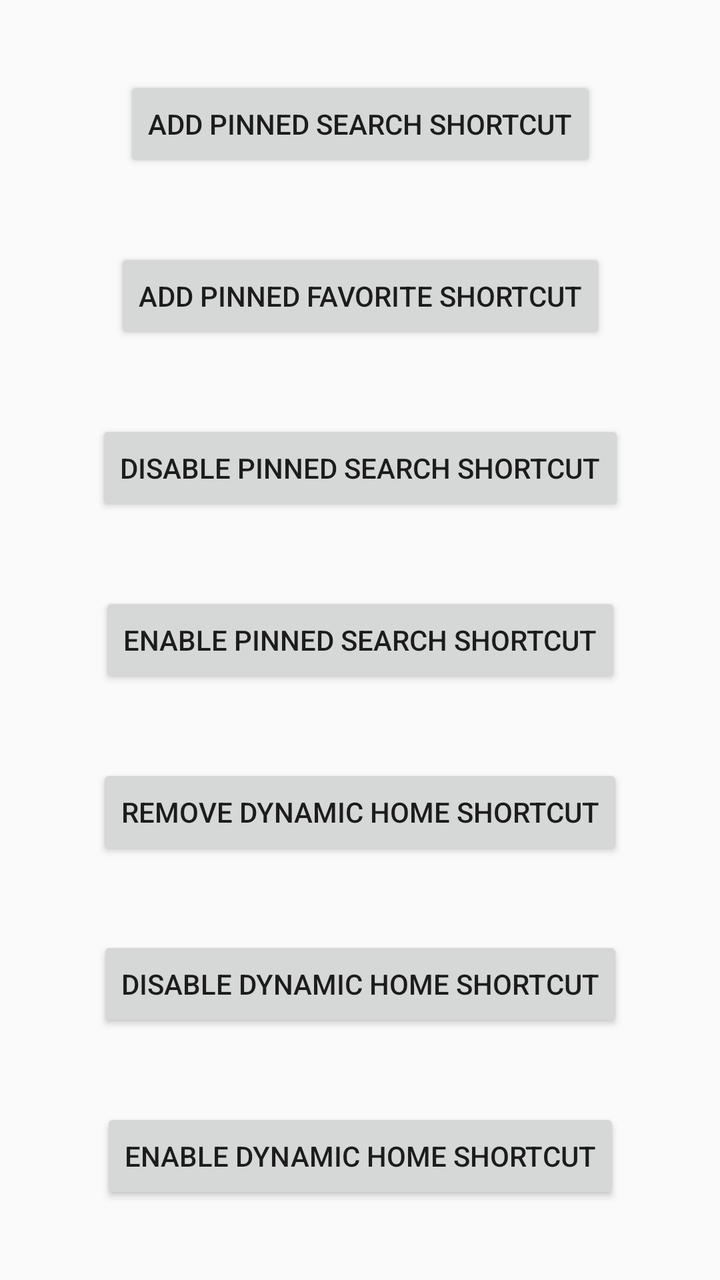
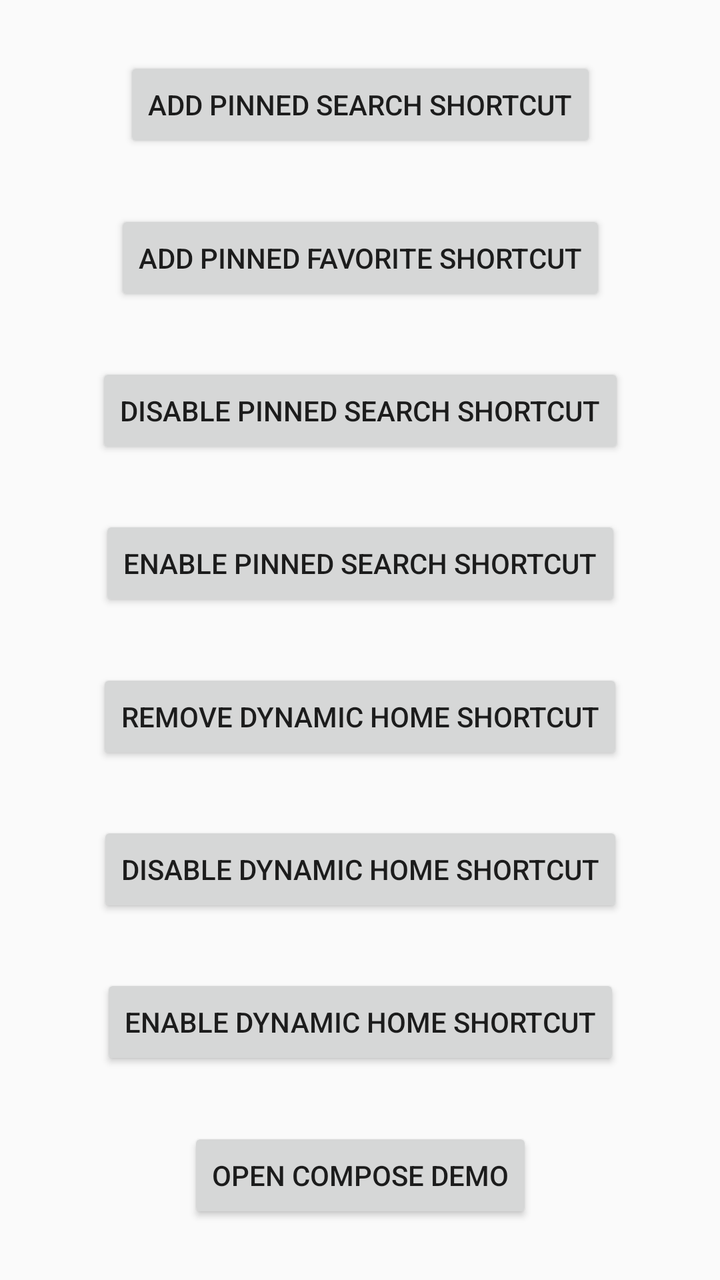

Compare the two renders of this Android layout. The source of the first and the diff that turns it into the second are given below.
<!-- AndroidManifest.xml: application theme AppTheme -->
<!-- res/layout/activity_main.xml -->
<?xml version="1.0" encoding="utf-8"?>
<androidx.constraintlayout.widget.ConstraintLayout xmlns:android="http://schemas.android.com/apk/res/android"
    xmlns:app="http://schemas.android.com/apk/res-auto"
    xmlns:tools="http://schemas.android.com/tools"
    android:layout_width="match_parent"
    android:layout_height="match_parent"
    tools:context=".activity.MainActivity">

    <Button
        android:id="@+id/btn_add_pinned_search"
        android:layout_width="wrap_content"
        android:layout_height="wrap_content"
        android:text="add pinned search shortcut"
        app:layout_constraintBottom_toTopOf="@+id/btn_add_pinned_favorite"
        app:layout_constraintEnd_toEndOf="parent"
        app:layout_constraintHorizontal_bias="0.5"
        app:layout_constraintStart_toStartOf="parent"
        app:layout_constraintTop_toTopOf="parent" />

    <Button
        android:id="@+id/btn_add_pinned_favorite"
        android:layout_width="wrap_content"
        android:layout_height="wrap_content"
        android:text="add pinned favorite shortcut"
        app:layout_constraintBottom_toTopOf="@+id/btn_disable_pinned_search"
        app:layout_constraintEnd_toEndOf="parent"
        app:layout_constraintHorizontal_bias="0.5"
        app:layout_constraintStart_toStartOf="parent"
        app:layout_constraintTop_toBottomOf="@+id/btn_add_pinned_search" />

    <Button
        android:id="@+id/btn_enable_dynamic_home"
        android:layout_width="wrap_content"
        android:layout_height="wrap_content"
        android:text="enable dynamic home shortcut"
        app:layout_constraintBottom_toBottomOf="parent"
        app:layout_constraintEnd_toEndOf="parent"
        app:layout_constraintHorizontal_bias="0.5"
        app:layout_constraintStart_toStartOf="parent"
        app:layout_constraintTop_toBottomOf="@+id/btn_disable_dynamic_home" />

    <Button
        android:id="@+id/btn_disable_dynamic_home"
        android:layout_width="wrap_content"
        android:layout_height="wrap_content"
        android:text="disable dynamic home shortcut"
        app:layout_constraintBottom_toTopOf="@+id/btn_enable_dynamic_home"
        app:layout_constraintEnd_toEndOf="parent"
        app:layout_constraintHorizontal_bias="0.5"
        app:layout_constraintStart_toStartOf="parent"
        app:layout_constraintTop_toBottomOf="@+id/btn_remove_dynamic_home" />

    <Button
        android:id="@+id/btn_remove_dynamic_home"
        android:layout_width="wrap_content"
        android:layout_height="wrap_content"
        android:text="remove dynamic home shortcut"
        app:layout_constraintBottom_toTopOf="@+id/btn_disable_dynamic_home"
        app:layout_constraintEnd_toEndOf="parent"
        app:layout_constraintHorizontal_bias="0.5"
        app:layout_constraintStart_toStartOf="parent"
        app:layout_constraintTop_toBottomOf="@+id/btn_enable_pinned_search" />

    <Button
        android:id="@+id/btn_disable_pinned_search"
        android:layout_width="wrap_content"
        android:layout_height="wrap_content"
        android:text="disable pinned search shortcut"
        app:layout_constraintBottom_toTopOf="@+id/btn_enable_pinned_search"
        app:layout_constraintEnd_toEndOf="parent"
        app:layout_constraintHorizontal_bias="0.5"
        app:layout_constraintStart_toStartOf="parent"
        app:layout_constraintTop_toBottomOf="@+id/btn_add_pinned_favorite" />

    <Button
        android:id="@+id/btn_enable_pinned_search"
        android:layout_width="wrap_content"
        android:layout_height="wrap_content"
        android:text="enable pinned search shortcut"
        app:layout_constraintBottom_toTopOf="@+id/btn_remove_dynamic_home"
        app:layout_constraintEnd_toEndOf="parent"
        app:layout_constraintHorizontal_bias="0.5"
        app:layout_constraintStart_toStartOf="parent"
        app:layout_constraintTop_toBottomOf="@+id/btn_disable_pinned_search" />


</androidx.constraintlayout.widget.ConstraintLayout>
<!-- resources referenced by this layout -->
<resources>
  <style name="AppTheme" parent="Theme.AppCompat.Light.DarkActionBar">
          
          <item name="colorPrimary">@color/colorPrimary</item>
          <item name="colorPrimaryDark">@color/colorPrimaryDark</item>
          <item name="colorAccent">@color/colorAccent</item>
      </style>
  <color name="colorPrimary">#008577</color>
  <color name="colorPrimaryDark">#00574B</color>
  <color name="colorAccent">#D81B60</color>
</resources>

<!-- the commit's change to res/layout/activity_main.xml (unified diff, before → after) -->
@@ -33,11 +33,22 @@
         android:layout_width="wrap_content"
         android:layout_height="wrap_content"
         android:text="enable dynamic home shortcut"
+        app:layout_constraintBottom_toTopOf="@+id/btn_open_compose_demo"
+        app:layout_constraintEnd_toEndOf="parent"
+        app:layout_constraintHorizontal_bias="0.5"
+        app:layout_constraintStart_toStartOf="parent"
+        app:layout_constraintTop_toBottomOf="@+id/btn_disable_dynamic_home" />
+
+    <Button
+        android:id="@+id/btn_open_compose_demo"
+        android:layout_width="wrap_content"
+        android:layout_height="wrap_content"
+        android:text="open compose demo"
         app:layout_constraintBottom_toBottomOf="parent"
         app:layout_constraintEnd_toEndOf="parent"
         app:layout_constraintHorizontal_bias="0.5"
         app:layout_constraintStart_toStartOf="parent"
-        app:layout_constraintTop_toBottomOf="@+id/btn_disable_dynamic_home" />
+        app:layout_constraintTop_toBottomOf="@+id/btn_enable_dynamic_home" />
 
     <Button
         android:id="@+id/btn_disable_dynamic_home"
